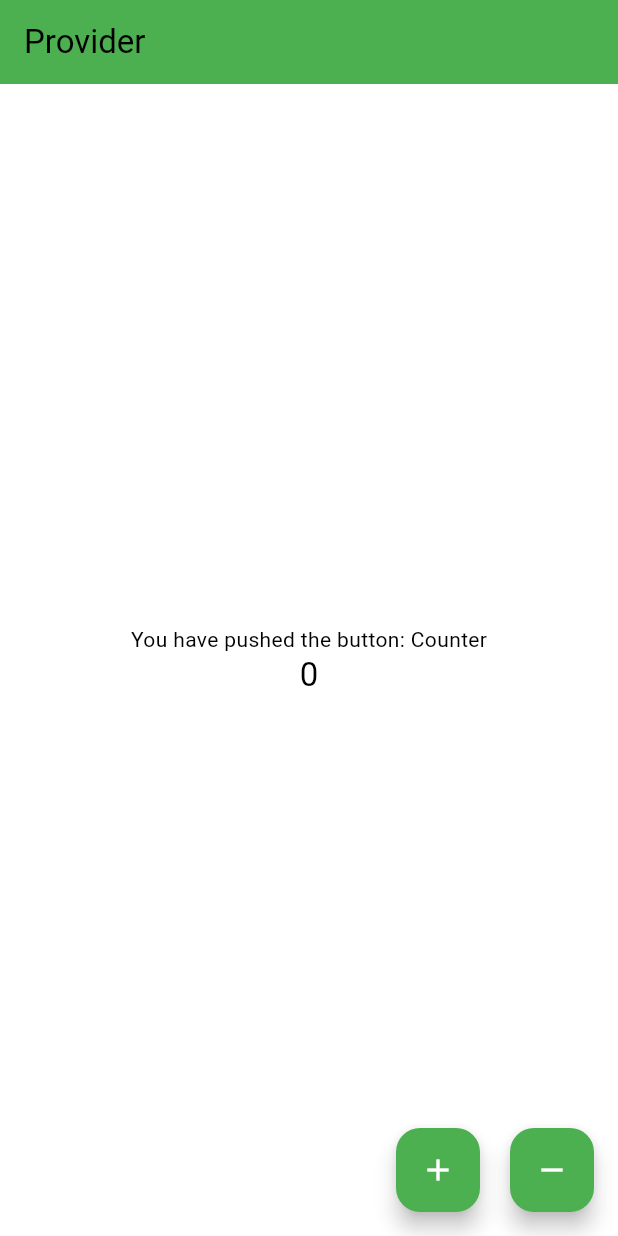
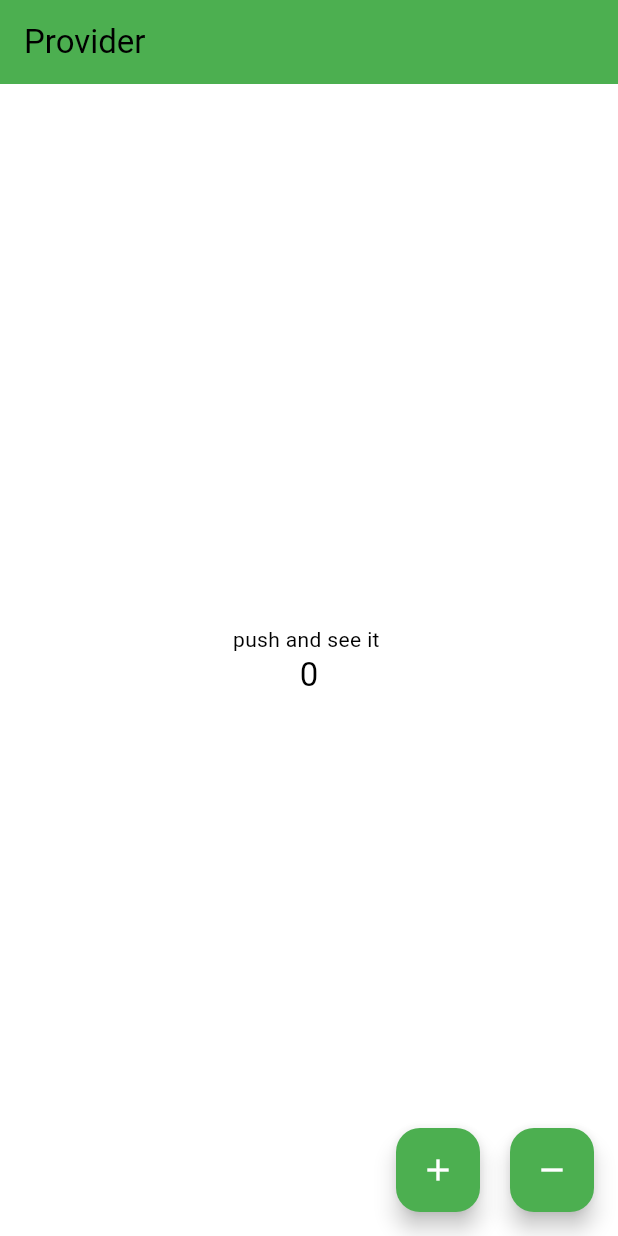
Before and after one commit to Milk448/provider-counter-exerise, a Flutter app: the screen it shows after launch, on a phone screen of 412 x 824 dp. Run offline on Flutter 3.47's test engine with Material 3 defaults, Android fonts, the phone set to English and light mode, and no system bars.

Commit message:
provider counter exercise

```diff
--- a/lib/main.dart
+++ b/lib/main.dart
@@ -21,7 +21,7 @@ class MyApp extends StatelessWidget {
           primaryColor: Colors.green,
           useMaterial3: true,
         ),
-        home: MyHomePage(),
+        home: const MyHomePage(),
       ),
     );
   }
@@ -43,7 +43,7 @@ class MyHomePage extends StatelessWidget {
           mainAxisAlignment: MainAxisAlignment.center,
           children: <Widget>[
             const Text(
-              'You have pushed the button: ${Counter}',
+              "push and see it ",
             ),
             Text(
               '${counter.count}',
```
